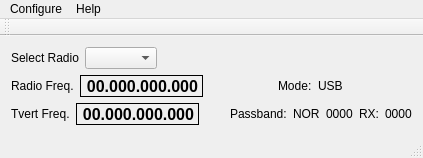
Above: mqt/MqtRigControl/rigcontrolmainwindow.ui from zsteva/backup-minos2 before the change. Below: the same form after it.
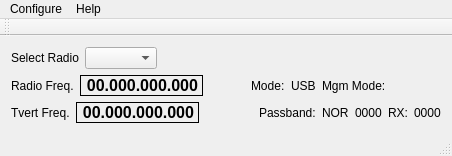
That is the form after the change.

Commit message: allow mgm mode to be selected by radio, then mgm selected from logger selects that mode on radio

The edit to the form file:
```diff
--- a/mqt/MqtRigControl/rigcontrolmainwindow.ui
+++ b/mqt/MqtRigControl/rigcontrolmainwindow.ui
@@ -6,15 +6,15 @@
    <rect>
     <x>0</x>
     <y>0</y>
-    <width>423</width>
-    <height>158</height>
+    <width>452</width>
+    <height>156</height>
    </rect>
   </property>
   <property name="windowTitle">
    <string>Minos Rig Control</string>
   </property>
   <widget class="QWidget" name="centralWidget">
-   <layout class="QVBoxLayout" name="verticalLayout_2">
+   <layout class="QHBoxLayout" name="horizontalLayout">
     <item>
      <layout class="QVBoxLayout" name="verticalLayout">
       <item>
@@ -100,6 +100,20 @@
           </property>
          </widget>
         </item>
+        <item>
+         <widget class="QLabel" name="label_3">
+          <property name="text">
+           <string>Mgm Mode:</string>
+          </property>
+         </widget>
+        </item>
+        <item>
+         <widget class="QLabel" name="mgmMode">
+          <property name="text">
+           <string/>
+          </property>
+         </widget>
+        </item>
         <item>
          <spacer name="horizontalSpacer_5">
           <property name="orientation">
@@ -203,7 +217,7 @@
     <rect>
      <x>0</x>
      <y>0</y>
-     <width>423</width>
+     <width>452</width>
      <height>21</height>
     </rect>
    </property>
```
The commit also changes 4 other files.
